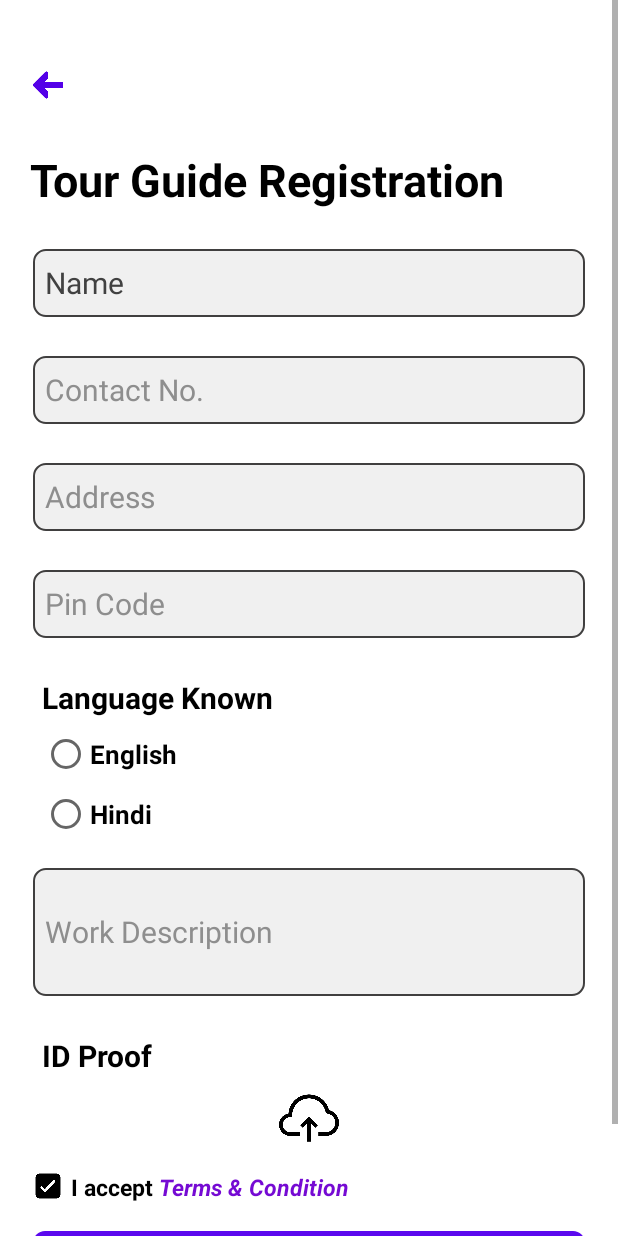
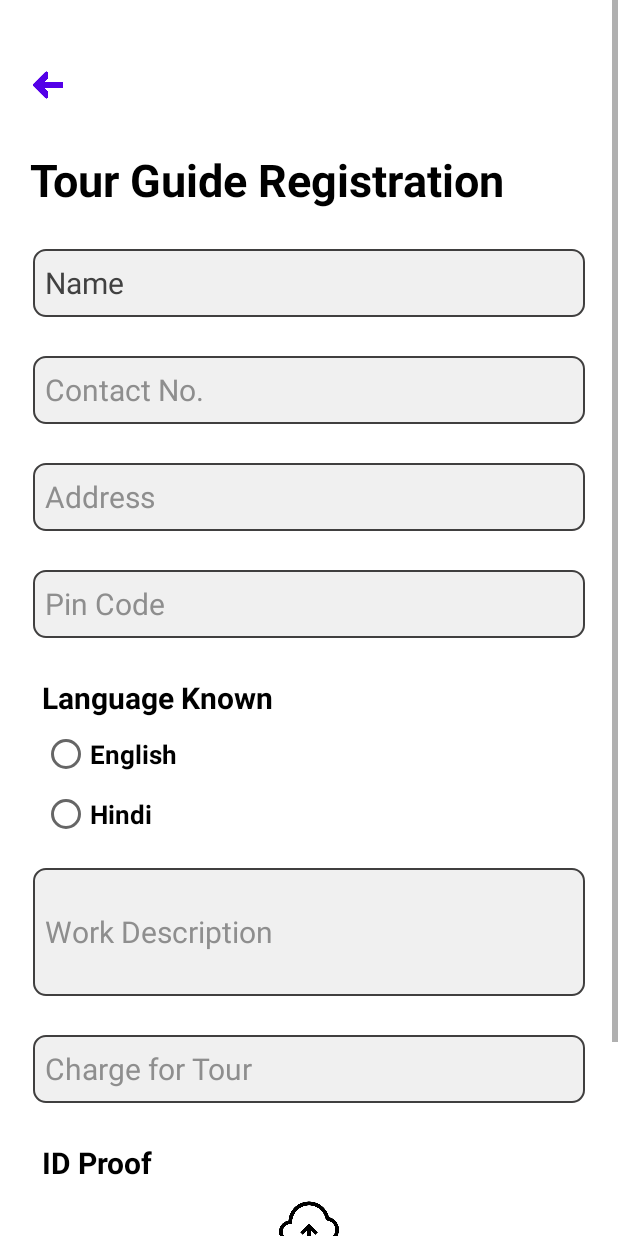
Before and after one commit to sksinha2410/ExploreEase, an Android app built with Jetpack Compose: the GuideRegister_Activity screen opened directly, with no data from a screen before it, on a phone screen of 412 x 824 dp. Run offline under Robolectric (Android 15) with nearby library versions, the phone set to English and light mode, and no system bars; our stand-ins replace Firebase (no records; nobody signed in at launch, a user with empty details on screens opened directly), sdp/ssp sizes; 1 statement that could not run was skipped.

Commit message:
added charge of guide

```diff
--- a/app/src/main/res/layout/activity_guide_register.xml
+++ b/app/src/main/res/layout/activity_guide_register.xml
@@ -139,6 +139,20 @@
                 android:singleLine="false"
                 android:textColorHint="#8E8E8E"
                 android:autofillHints="Description" />
+            <EditText
+                android:id="@+id/etCharge"
+                android:layout_width="match_parent"
+                android:layout_height="45dp"
+                android:autofillHints="Number"
+                android:layout_marginHorizontal="22dp"
+                android:background="@drawable/sign_corner"
+                android:paddingHorizontal="8dp"
+                android:layout_marginTop="26dp"
+                android:textColor="#414141"
+                android:textColorHint="#8E8E8E"
+                android:textSize="20sp"
+                android:hint="Charge for Tour"
+                android:inputType="number"/>
             <TextView
                 android:layout_width="wrap_content"
                 android:layout_height="wrap_content"
```
